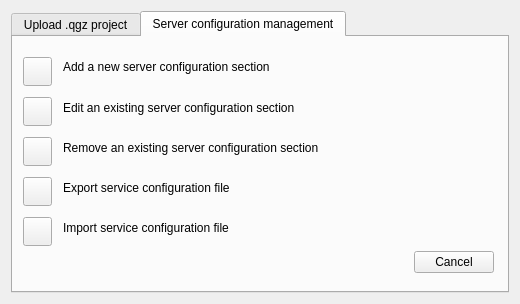
Before: the Qt Designer form mapbender_plugin/dialogs/ui/main_dialog.ui in WhereGroup/QGIS2Mapbender, drawn with Qt 5.
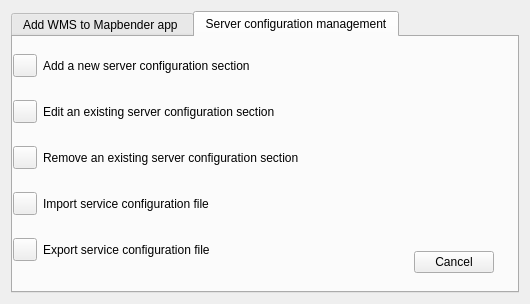
After: the same form once the commit is applied. The open tabs and pages were chosen to show the change. Icons and pictures are not drawn.

The edit to the form file:
```diff
--- a/mapbender_plugin/dialogs/ui/main_dialog.ui
+++ b/mapbender_plugin/dialogs/ui/main_dialog.ui
@@ -6,7 +6,7 @@
    <rect>
     <x>0</x>
     <y>0</y>
-    <width>520</width>
+    <width>530</width>
     <height>304</height>
    </rect>
   </property>
@@ -27,7 +27,7 @@
        <string/>
       </property>
       <attribute name="title">
-       <string>Upload .qgz project</string>
+       <string>Add WMS to Mapbender app </string>
       </attribute>
       <widget class="QLabel" name="sectionComboBoxLabel">
        <property name="geometry">
@@ -141,41 +141,56 @@
       <attribute name="title">
        <string>Server configuration management</string>
       </attribute>
-      <widget class="QLabel" name="importServiceConfigFileLabel">
+      <widget class="QDialogButtonBox" name="buttonBoxTab2">
        <property name="geometry">
         <rect>
-         <x>50</x>
-         <y>180</y>
+         <x>130</x>
+         <y>210</y>
          <width>351</width>
-         <height>22</height>
+         <height>30</height>
         </rect>
        </property>
-       <property name="text">
-        <string>Import service configuration file</string>
+       <property name="standardButtons">
+        <set>QDialogButtonBox::Cancel</set>
        </property>
       </widget>
+      <widget class="QWidget" name="gridLayoutWidget">
+       <property name="geometry">
+        <rect>
+         <x>0</x>
+         <y>0</y>
+         <width>501</width>
+         <height>241</height>
+        </rect>
+       </property>
+       <layout class="QGridLayout" name="gridLayout">
+        <item row="0" column="1">
       <widget class="QLabel" name="addServerConfigLabel">
-       <property name="geometry">
-        <rect>
-         <x>50</x>
-         <y>20</y>
-         <width>431</width>
-         <height>20</height>
-        </rect>
-       </property>
        <property name="text">
         <string>Add a new server configuration section</string>
        </property>
       </widget>
+        </item>
+        <item row="0" column="0">
+         <widget class="QToolButton" name="addServerConfigButton">
+          <property name="text">
+           <string/>
+          </property>
+          <property name="icon">
+           <iconset>
+            <normaloff>../../resources/icons/mActionAdd.svg</normaloff>../../resources/icons/mActionAdd.svg</iconset>
+          </property>
+         </widget>
+        </item>
+        <item row="2" column="1">
+         <widget class="QLabel" name="removeServiceConfigLabel">
+          <property name="text">
+           <string>Remove an existing server configuration section</string>
+          </property>
+         </widget>
+        </item>
+        <item row="1" column="0">
       <widget class="QToolButton" name="editServerConfigButton">
-       <property name="geometry">
-        <rect>
-         <x>10</x>
-         <y>60</y>
-         <width>29</width>
-         <height>29</height>
-        </rect>
-       </property>
        <property name="text">
         <string/>
        </property>
@@ -184,45 +199,16 @@
          <normaloff>../../resources/icons/mActionAllEdits.svg</normaloff>../../resources/icons/mActionAllEdits.svg</iconset>
        </property>
       </widget>
-      <widget class="QToolButton" name="importServiceConfigFileButton">
-       <property name="geometry">
-        <rect>
-         <x>10</x>
-         <y>180</y>
-         <width>29</width>
-         <height>29</height>
-        </rect>
-       </property>
-       <property name="text">
-        <string/>
-       </property>
-       <property name="icon">
-        <iconset>
-         <normaloff>../../resources/icons/mActionSharingImport.svg</normaloff>../../resources/icons/mActionSharingImport.svg</iconset>
-       </property>
-      </widget>
+        </item>
+        <item row="1" column="1">
       <widget class="QLabel" name="editServiceConfigLabel">
-       <property name="geometry">
-        <rect>
-         <x>50</x>
-         <y>60</y>
-         <width>361</width>
-         <height>22</height>
-        </rect>
-       </property>
        <property name="text">
         <string>Edit an existing server configuration section</string>
        </property>
       </widget>
+        </item>
+        <item row="4" column="0">
       <widget class="QToolButton" name="exportServiceConfigFileButton">
-       <property name="geometry">
-        <rect>
-         <x>10</x>
-         <y>140</y>
-         <width>29</width>
-         <height>29</height>
-        </rect>
-       </property>
        <property name="text">
         <string/>
        </property>
@@ -231,78 +217,44 @@
          <normaloff>../../resources/icons/mActionSharingExport.svg</normaloff>../../resources/icons/mActionSharingExport.svg</iconset>
        </property>
       </widget>
-      <widget class="QLabel" name="removeServiceConfigLabel">
-       <property name="geometry">
-        <rect>
-         <x>50</x>
-         <y>100</y>
-         <width>371</width>
-         <height>22</height>
-        </rect>
-       </property>
-       <property name="text">
-        <string>Remove an existing server configuration section</string>
-       </property>
-      </widget>
-      <widget class="QToolButton" name="removeServerConfigButton">
-       <property name="geometry">
-        <rect>
-         <x>10</x>
-         <y>100</y>
-         <width>29</width>
-         <height>29</height>
-        </rect>
-       </property>
-       <property name="text">
-        <string/>
-       </property>
-       <property name="icon">
-        <iconset>
-         <normaloff>../../resources/icons/mIconDelete.svg</normaloff>../../resources/icons/mIconDelete.svg</iconset>
-       </property>
-      </widget>
+        </item>
+        <item row="4" column="1">
       <widget class="QLabel" name="exportServiceConfigFileLabel">
-       <property name="geometry">
-        <rect>
-         <x>50</x>
-         <y>140</y>
-         <width>371</width>
-         <height>22</height>
-        </rect>
-       </property>
        <property name="text">
         <string>Export service configuration file</string>
        </property>
       </widget>
-      <widget class="QToolButton" name="addServerConfigButton">
-       <property name="geometry">
-        <rect>
-         <x>10</x>
-         <y>20</y>
-         <width>29</width>
-         <height>29</height>
-        </rect>
-       </property>
+        </item>
+        <item row="2" column="0">
+         <widget class="QToolButton" name="removeServerConfigButton">
        <property name="text">
         <string/>
        </property>
        <property name="icon">
         <iconset>
-         <normaloff>../../resources/icons/mActionAdd.svg</normaloff>../../resources/icons/mActionAdd.svg</iconset>
-       </property>
-      </widget>
-      <widget class="QDialogButtonBox" name="buttonBoxTab2">
-       <property name="geometry">
-        <rect>
-         <x>130</x>
-         <y>210</y>
-         <width>351</width>
-         <height>30</height>
-        </rect>
-       </property>
-       <property name="standardButtons">
-        <set>QDialogButtonBox::Cancel</set>
-       </property>
+            <normaloff>../../resources/icons/mIconDelete.svg</normaloff>../../resources/icons/mIconDelete.svg</iconset>
+          </property>
+         </widget>
+        </item>
+        <item row="3" column="0">
+         <widget class="QToolButton" name="importServiceConfigFileButton">
+          <property name="text">
+           <string/>
+          </property>
+          <property name="icon">
+           <iconset>
+            <normaloff>../../resources/icons/mActionSharingImport.svg</normaloff>../../resources/icons/mActionSharingImport.svg</iconset>
+          </property>
+         </widget>
+        </item>
+        <item row="3" column="1">
+         <widget class="QLabel" name="importServiceConfigFileLabel">
+          <property name="text">
+           <string>Import service configuration file</string>
+          </property>
+         </widget>
+        </item>
+       </layout>
       </widget>
      </widget>
     </widget>
```
Lines whose indentation alone changed are shown as unchanged.
